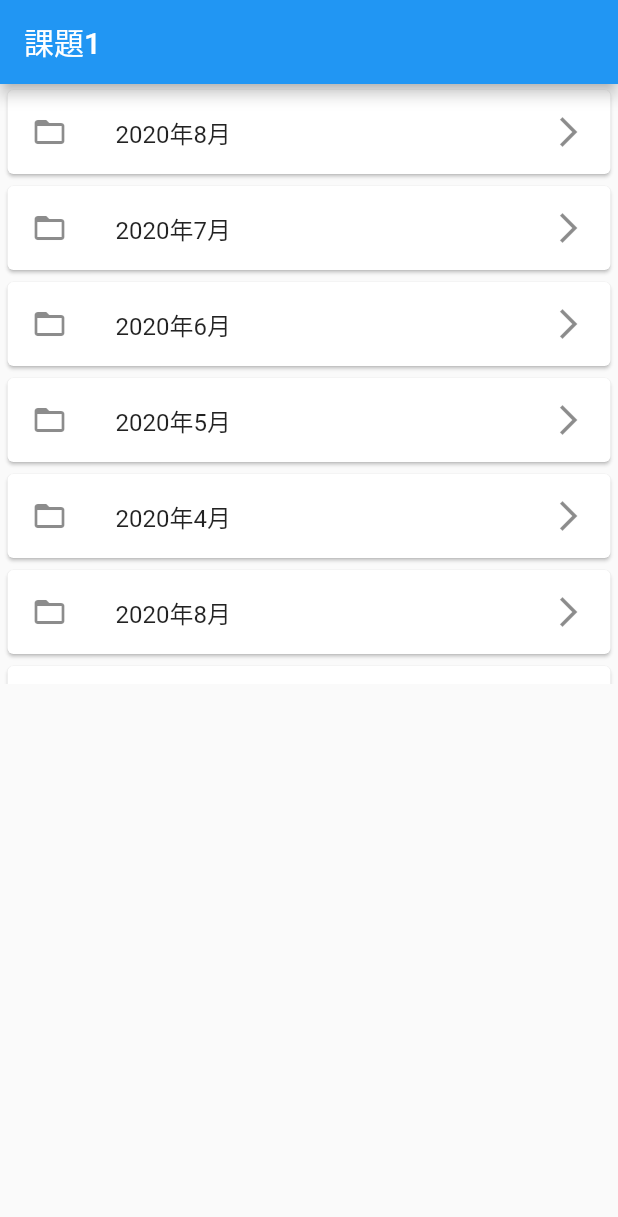
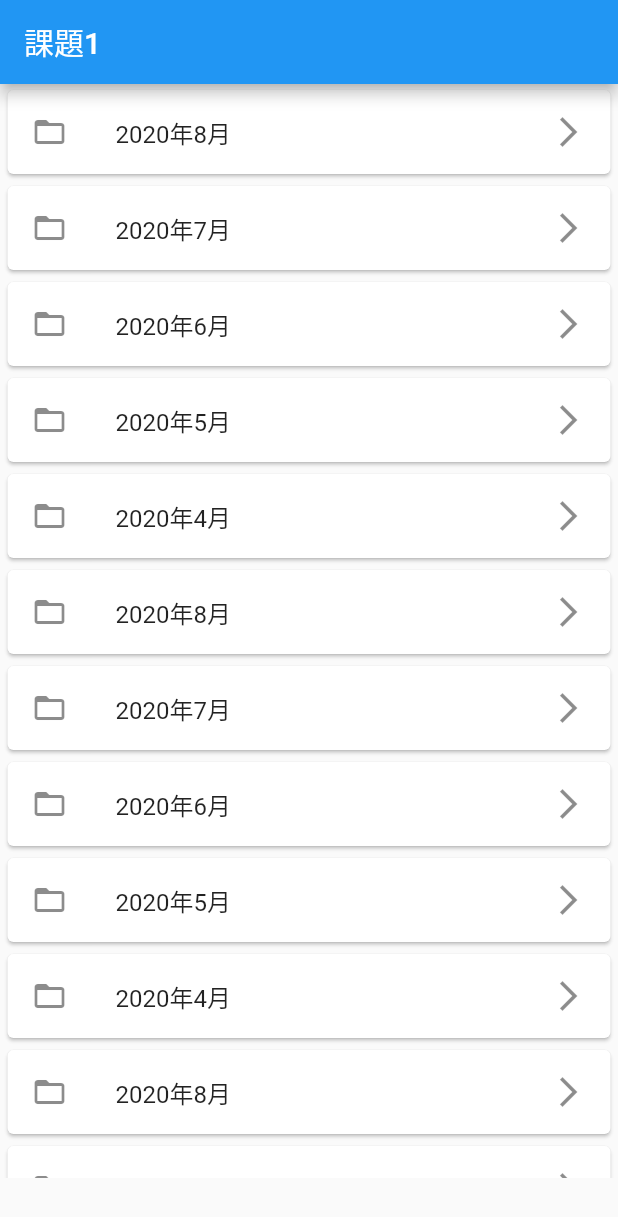
Before and after one commit to nord2sudjp/jumpin, a Flutter app: the screen it shows after launch, on a phone screen of 412 x 824 dp. Shown: the top 1217 px of the screen. Run offline on Flutter 3.47's test engine with Material 2 defaults, Android fonts, the phone set to English and light mode, and no system bars.

Commit message:
adjust height of scrollview

```diff
--- a/lib/main.dart
+++ b/lib/main.dart
@@ -52,7 +52,10 @@ class MyHomePage extends StatelessWidget {
             crossAxisAlignment: CrossAxisAlignment.stretch,
             children: [
               Container(
-                  height: 400,
+                  height: (MX.size.height -
+                          appBar.preferredSize.height -
+                          MX.padding.top) *
+                      0.95,
                   child: MonthlyHeader(monthlymaster: monthlymaster)),
             ],
           ),
```
